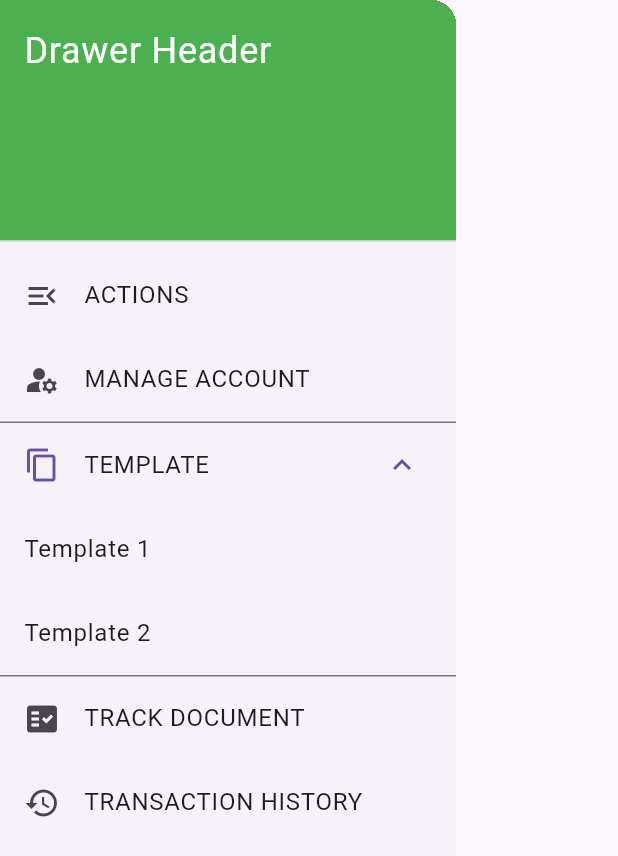
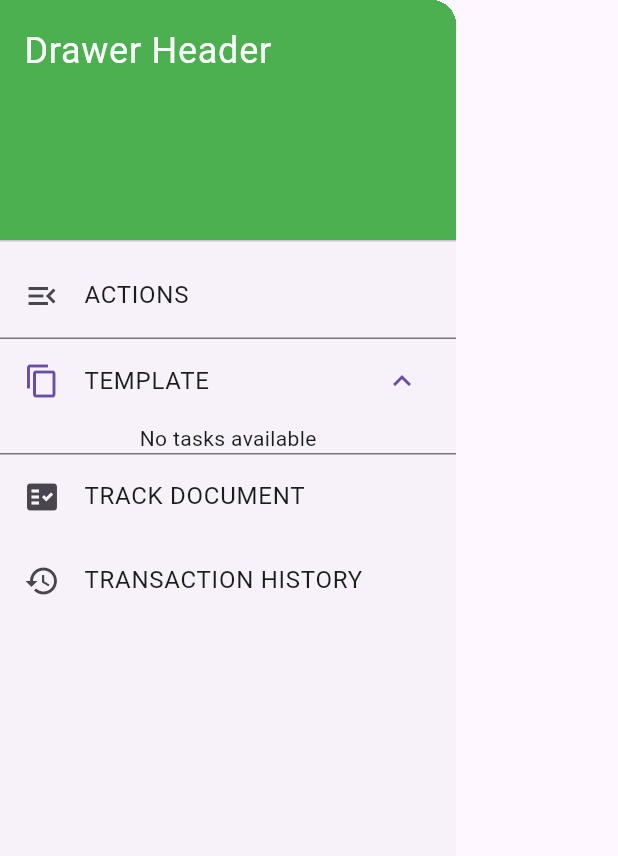
Before and after one commit to rainnndear/ISU-CANNER-FLUTTER-, a Flutter app: the ClientCustomDrawer widget shown alone on an empty page, opened directly, after a tap on "TEMPLATE", on a phone screen of 412 x 824 dp. Shown: the top 856 px of the screen. Run offline on Flutter 3.47's test engine with Material 3 defaults, Android fonts, the phone set to English and light mode, and no system bars; our stand-ins replace google_fonts, open_file, permission_handler, qr_flutter, shared_preferences; missing offline and left inert: flutter_cached_pdfview, flutter_pdfview, qr_code_scanner; accounts and stored records are empty; network calls fail.

Commit message:
QRCODE sa tuwing pindutin ni client yung template

```diff
--- a/lib/screens/client/file.dart
+++ b/lib/screens/client/file.dart
@@ -56,7 +56,7 @@ class _UserState extends State<File> {
     return Scaffold(
       appBar: AppBar(
         backgroundColor: Colors.lightBlueAccent,
-        title: Text(
+        title: const Text(
           'PDF List',
           style: TextStyle(
             color: Colors.white,
@@ -80,7 +80,7 @@ class _UserState extends State<File> {
                       // Add your other widgets here
 
                       // Table headers
-                      Row(
+                      const Row(
                         mainAxisAlignment: MainAxisAlignment.spaceBetween,
                         children: [
                           Text('Filepath', style: TextStyle(fontWeight: FontWeight.bold)),
@@ -88,7 +88,7 @@ class _UserState extends State<File> {
                           Text('Type', style: TextStyle(fontWeight: FontWeight.bold)),
                         ],
                       ),
-                      Divider(), // Divider for table headers
+                      const Divider(), // Divider for table headers
 
                       // Table body
                       ListView.builder(
--- a/lib/screens/login_screen.dart
+++ b/lib/screens/login_screen.dart
@@ -107,7 +107,7 @@ Future<void> _saveAndRedirectToHome(User user) async {
 
   AppBar _buildAppBar() {
     return AppBar(
-      automaticallyImplyLeading: false,  // Removes the back button
+      automaticallyImplyLeading: false,
       title: Row(
         children: [
           Image.asset(
@@ -267,7 +267,7 @@ Future<void> _saveAndRedirectToHome(User user) async {
                     decoration: TextDecoration.none, // No underline
                   ),
                   recognizer: TapGestureRecognizer()..onTap = () {
-                    Navigator.of(context).push(
+                    Navigator.of(context).pushReplacement(
                       MaterialPageRoute(builder: (_) => const RegistrationScreen()),
                     );
                   },
--- a/lib/services/login.dart
+++ b/lib/services/login.dart
@@ -6,14 +6,14 @@ import '../model/api_response.dart';
 import '../model/user.dart';
 
 
-
 Future<ApiResponse> login(String email, String password) async {
   ApiResponse apiResponse = ApiResponse();
   try {
     final response = await http.post(
       Uri.parse('$ipaddress/login'),
       headers: {'Accept':'application/json'},
-      body: {'email':email, 'password':password}
+      body: {'email':email,
+       'password':password}
     );
 
     switch(response.statusCode){
--- /dev/null
+++ b/lib/services/task/tasks.dart
@@ -0,0 +1,19 @@
+import 'dart:convert';
+import 'package:http/http.dart' as http;
+import 'package:isu_canner/variables/ip_address.dart';
+
+class TaskService {
+  final String baseUrl;
+
+  TaskService(this.baseUrl);
+
+  Future<List<dynamic>> fetchTasks() async {
+    final response = await http.get(Uri.parse('$ipaddress/viewTask'));
+
+    if (response.statusCode == 200) {
+      return json.decode(response.body)['data'];
+    } else {
+      throw Exception('Failed to load tasks');
+    }
+  }
+}
--- a/lib/style/custom_app_bar.dart
+++ b/lib/style/custom_app_bar.dart
@@ -6,10 +6,10 @@ class ClientCustomAppBar extends StatelessWidget implements PreferredSizeWidget
   final ValueChanged<bool> onSearchToggle; // Callback to handle search toggle
 
   const ClientCustomAppBar({
-    Key? key,
+    super.key,
     required this.isSearching,
     required this.onSearchToggle,
-  }) : super(key: key);
+  });
 
   @override
   Widget build(BuildContext context) {
--- a/lib/style/custom_drawer.dart
+++ b/lib/style/custom_drawer.dart
@@ -1,5 +1,5 @@
-import '../screens/client/file.dart';
 import 'package:flutter/material.dart';
+import 'task_list_widget.dart';
 
 class ClientCustomDrawer extends StatelessWidget {
   @override
@@ -22,46 +22,22 @@ class ClientCustomDrawer extends StatelessWidget {
           ),
           ListTile(
             leading: const Icon(Icons.menu_open_sharp),
-            title: Text('ACTIONS'),
-            onTap: () {
-              // Handle the tap here
-            },
-          ),
-          ListTile(
-            leading: Icon(Icons.manage_accounts),
-            title: Text('MANAGE ACCOUNT'),
+            title: const Text('ACTIONS'),
             onTap: () {
               // Handle the tap here
             },
           ),
           // Template section with dropdown
-          ExpansionTile(
+          const ExpansionTile(
             leading: Icon(Icons.content_copy),
             title: Text('TEMPLATE'),
             children: <Widget>[
-                ListTile(
-                title: const Text('Template 1'),
-                onTap: () {
-                  Navigator.push(
-                  context,
-                  MaterialPageRoute(builder: (context) => File()),
-                  );
-                  Navigator.pop(context); // Close the drawer
-                },
-                ),
-              ListTile(
-                title: Text('Template 2'),
-                onTap: () {
-                  // Handle the tap for Template 2
-                  Navigator.pop(context); // Close the drawer
-                },
-              ),
-              // Add more ListTiles for additional templates
+              TaskListWidget(),
             ],
           ),
           ListTile(
-            leading: Icon(Icons.fact_check),
-            title: Text('TRACK DOCUMENT'),
+            leading: const Icon(Icons.fact_check),
+            title: const Text('TRACK DOCUMENT'),
             onTap: () {
               // Handle the tap here
             },
--- /dev/null
+++ b/lib/style/task_list_widget.dart
@@ -0,0 +1,93 @@
+import 'package:flutter/material.dart';
+import '../services/task/tasks.dart';
+import '../variables/ip_address.dart';
+import 'package:qr_flutter/qr_flutter.dart';
+class TaskListWidget extends StatefulWidget {
+  const TaskListWidget({super.key});
+
+  @override
+  _TaskListWidgetState createState() => _TaskListWidgetState();
+}
+
+class _TaskListWidgetState extends State<TaskListWidget> {
+  List<dynamic> tasks = [];
+  bool isLoading = true;
+  final TaskService taskService = TaskService(ipaddress);
+
+  @override
+  void initState() {
+    super.initState();
+    fetchTasks();
+  }
+
+  Future<void> fetchTasks() async {
+    try {
+      final fetchedTasks = await taskService.fetchTasks();
+      setState(() {
+        tasks = fetchedTasks;
+        isLoading = false;
+      });
+    } catch (e) {
+      setState(() {
+        isLoading = false;
+      });
+    }
+  }
+
+  @override
+  Widget build(BuildContext context) {
+    return isLoading
+        ? const Center(child: CircularProgressIndicator())
+        : tasks.isEmpty
+            ? const Center(child: Text('No tasks available'))
+            : Column(
+                children: tasks.map((task) {
+                  return ListTile(
+                    title: Text(task['name']),
+                    onTap: () {
+                      final taskId = task['task_id'];
+                      Navigator.push(
+                        context,
+                        MaterialPageRoute(
+                          builder: (context) => TaskDetailScreen(taskId: taskId),
+                        ),
+                      );
+                    },
+                  );
+                }).toList(),
+              );
+  }
+}
+
+
+
+
+// Example TaskDetailScreen to handle task details
+class TaskDetailScreen extends StatelessWidget {
+  final int taskId;
+
+  const TaskDetailScreen({super.key, required this.taskId});
+
+  @override
+  Widget build(BuildContext context) {
+    return Scaffold(
+      appBar: AppBar(
+        title: const Text('Task Details'),
+      ),
+      body: Center(
+        child: Column(
+          mainAxisAlignment: MainAxisAlignment.center,
+          children: [
+            const SizedBox(height: 20),
+
+            QrImageView(
+              data: taskId.toString(),
+              version: QrVersions.auto,
+              size: 200.0,
+            ),
+          ],
+        ),
+      ),
+    );
+  }
+}
```
Also changed, not shown: lib/pdf.dart (added, +20 -0 lines), lib/screens/client/client_Homepage.dart (+4 -17 lines), lib/style/menu_page.dart (+2 -23 lines), 1 other file.
